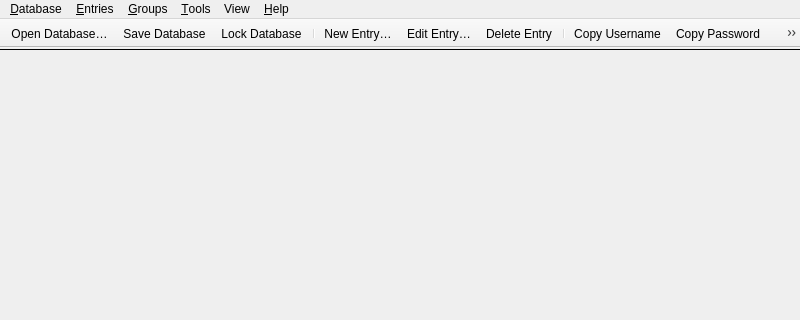
Qt form src/gui/MainWindow.ui (yangwanpeng-110/keepassxc-pmvault) before a commit; both pictures show x 0 to 800 and y 0 to 320 of the 800 by 600 pixel window.
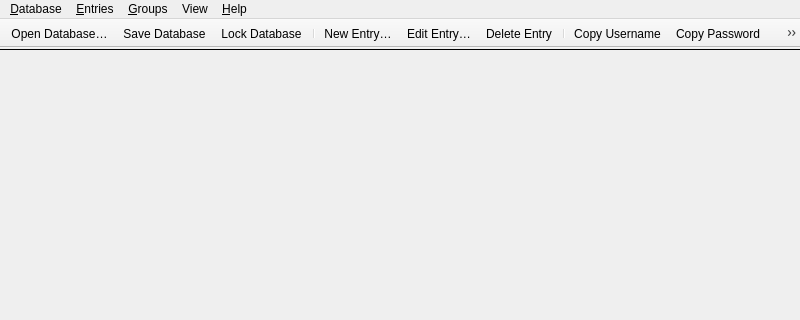
The same form after that commit. Custom widgets are drawn as their Qt base class.

Commit message: PmVault: mandatory master password, menu rework, sync origin column

Patch:
```diff
--- a/src/gui/MainWindow.ui
+++ b/src/gui/MainWindow.ui
@@ -398,7 +398,6 @@
    <addaction name="menuFile"/>
    <addaction name="menuEntries"/>
    <addaction name="menuGroups"/>
-   <addaction name="menuTools"/>
    <addaction name="menuView"/>
    <addaction name="menuHelp"/>
   </widget>
```
Left out of the diff: 5 changed lines with no effect on the pictures. The commit also changes 22 other files.
